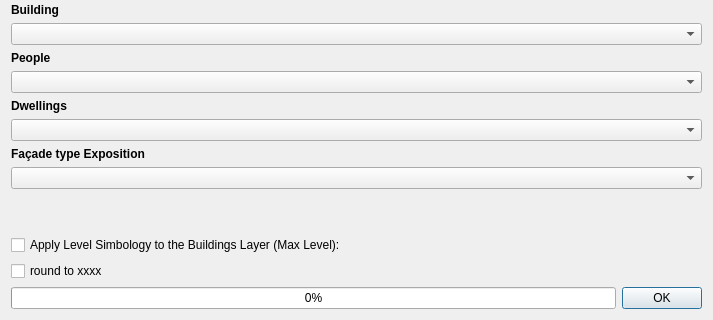
Before: the Qt Designer form tools/ui_AssignNoiseExposure.ui in pierluigiderosa/openoise, drawn with Qt 5; both pictures show x 0 to 713 and y 274 to 594 of the 713 by 594 pixel window.
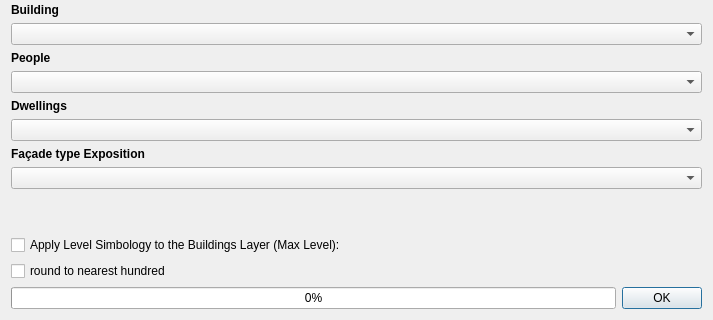
After: the same form once the commit is applied. Custom widgets are drawn as their Qt base class.

Commit message: round to nearest hundred

Patch:
```diff
--- a/tools/ui_AssignNoiseExposure.ui
+++ b/tools/ui_AssignNoiseExposure.ui
@@ -304,7 +304,7 @@
    <item>
     <widget class="QCheckBox" name="hundredCheck">
      <property name="text">
-      <string>round to xxxx</string>
+      <string>round to nearest hundred</string>
      </property>
     </widget>
    </item>
```
Left out of the diff: 2 changed lines with no effect on the pictures. The commit also changes 3 other files.
